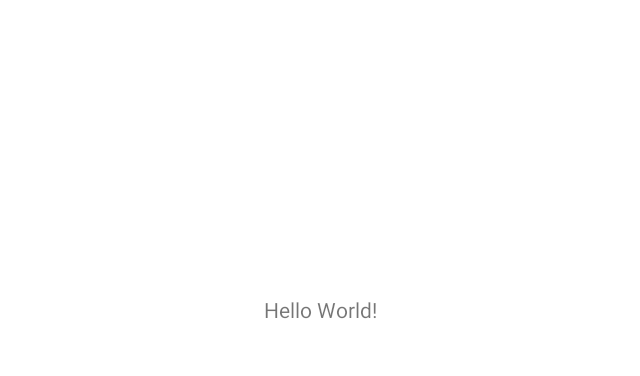
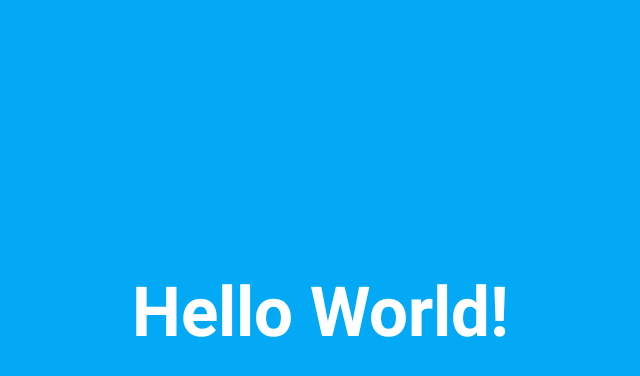
Before and after one commit to RodolfoZamora999/Figuritas, an Android app: the screen it shows after launch (MainActivity), on a phone screen of 824 x 412 dp (held sideways). Before the commit the part shown is almost empty. Shown: the top 376 px of the screen, without its empty margins (298-938 px from the left). Run offline under Robolectric (Android 15) with nearby library versions, the phone set to English and light mode, and no system bars.

Commit message:
Librerias agregadas  Se han agregado todas las librerias necesarias para el desarrollo del proyecto.

```diff
--- a/app/build.gradle
+++ b/app/build.gradle
@@ -33,9 +33,11 @@ dependencies {
     implementation 'androidx.appcompat:appcompat:1.2.0'
     implementation 'com.google.android.material:material:1.2.1'
     implementation 'androidx.constraintlayout:constraintlayout:2.0.4'
-    implementation 'androidx.dynamicanimation:dynamicanimation:1.0'
+    implementation 'androidx.dynamicanimation:dynamicanimation:1.0.0'
     implementation 'androidx.navigation:navigation-fragment:2.2.2'
     implementation 'androidx.navigation:navigation-ui:2.2.2'
+    implementation 'androidx.room:room-runtime:2.2.6'
+    annotationProcessor 'androidx.room:room-compiler:2.2.6'
     testImplementation 'junit:junit:4.+'
     androidTestImplementation 'androidx.test.ext:junit:1.1.2'
     androidTestImplementation 'androidx.test.espresso:espresso-core:3.3.0'
--- a/app/src/main/AndroidManifest.xml
+++ b/app/src/main/AndroidManifest.xml
@@ -11,7 +11,7 @@
         android:theme="@style/Theme.Figuritas">
 
         <activity
-            android:name=".MainActivity"
+            android:name=".iu.MainActivity"
             android:screenOrientation="landscape">
             <intent-filter>
                 <action android:name="android.intent.action.MAIN" />
--- /dev/null
+++ b/app/src/main/java/com/autism/figuritas/iu/MainActivity.java
@@ -0,0 +1,43 @@
+package com.autism.figuritas.iu;
+
+import androidx.appcompat.app.AppCompatActivity;
+import android.os.Bundle;
+import android.view.View;
+
+import com.autism.figuritas.R;
+
+public class MainActivity extends AppCompatActivity
+{
+
+    @Override
+    protected void onCreate(Bundle savedInstanceState)
+    {
+        super.onCreate(savedInstanceState);
+
+        setContentView(R.layout.activity_main);
+
+        //Ocultar barra
+        hideSystemUI();
+    }
+
+    @Override
+    protected void onDestroy()
+    {
+        super.onDestroy();
+    }
+
+    /**
+     * Hacer "fullScreen" la aplicación.
+     */
+    private void hideSystemUI()
+    {
+        View decorView = getWindow().getDecorView();
+        decorView.setSystemUiVisibility(
+                View.SYSTEM_UI_FLAG_IMMERSIVE_STICKY
+                        | View.SYSTEM_UI_FLAG_LAYOUT_STABLE
+                        | View.SYSTEM_UI_FLAG_LAYOUT_HIDE_NAVIGATION
+                        | View.SYSTEM_UI_FLAG_LAYOUT_FULLSCREEN
+                        | View.SYSTEM_UI_FLAG_HIDE_NAVIGATION
+                        | View.SYSTEM_UI_FLAG_FULLSCREEN);
+    }
+}
--- a/app/src/main/res/layout/activity_main.xml
+++ b/app/src/main/res/layout/activity_main.xml
@@ -4,12 +4,19 @@
     xmlns:tools="http://schemas.android.com/tools"
     android:layout_width="match_parent"
     android:layout_height="match_parent"
-    tools:context=".MainActivity">
+
+    android:background="#03A9F4"
+
+
+    tools:context=".iu.MainActivity">
 
     <TextView
         android:layout_width="wrap_content"
         android:layout_height="wrap_content"
         android:text="Hello World!"
+        android:textSize="46sp"
+        android:textStyle="bold"
+        android:textColor="@color/white"
         app:layout_constraintBottom_toBottomOf="parent"
         app:layout_constraintLeft_toLeftOf="parent"
         app:layout_constraintRight_toRightOf="parent"
--- a/app/src/main/res/values-night/themes.xml
+++ b/app/src/main/res/values-night/themes.xml
@@ -12,5 +12,9 @@
         <!-- Status bar color. -->
         <item name="android:statusBarColor" tools:targetApi="l">?attr/colorPrimaryVariant</item>
         <!-- Customize your theme here. -->
+
+        <!--Pantalla completa para toda la aplicación-->
+        <item name = "windowNoTitle">true</item>
+        <item name="android:windowFullscreen">true</item>
     </style>
 </resources>
--- a/app/src/main/res/values/themes.xml
+++ b/app/src/main/res/values/themes.xml
@@ -11,6 +11,10 @@
         <item name="colorOnSecondary">@color/black</item>
         <!-- Status bar color. -->
         <item name="android:statusBarColor" tools:targetApi="l">?attr/colorPrimaryVariant</item>
+
+        <!--Pantalla completa para toda la aplicación-->
+        <item name = "windowNoTitle">true</item>
+        <item name="android:windowFullscreen">true</item>
         <!-- Customize your theme here. -->
     </style>
 </resources>
```
Also changed, not shown: app/src/main/java/com/autism/figuritas/MainActivity.java (deleted, +0 -15 lines), app/src/main/java/com/autism/figuritas/persistence/User.java (added, +19 -0 lines).
